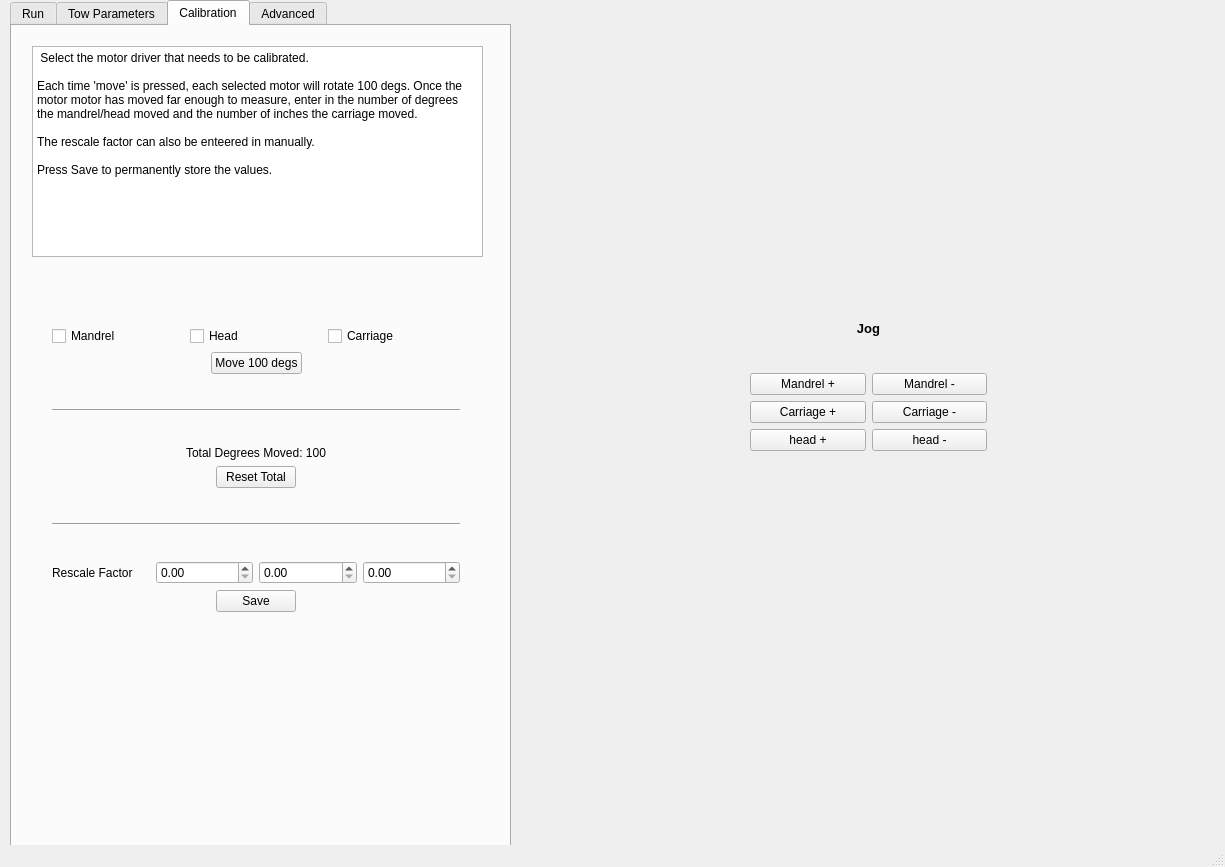
First picture: the form in WindingSoftware.ui, repository alexrcherry/Xwinder, before the edit.
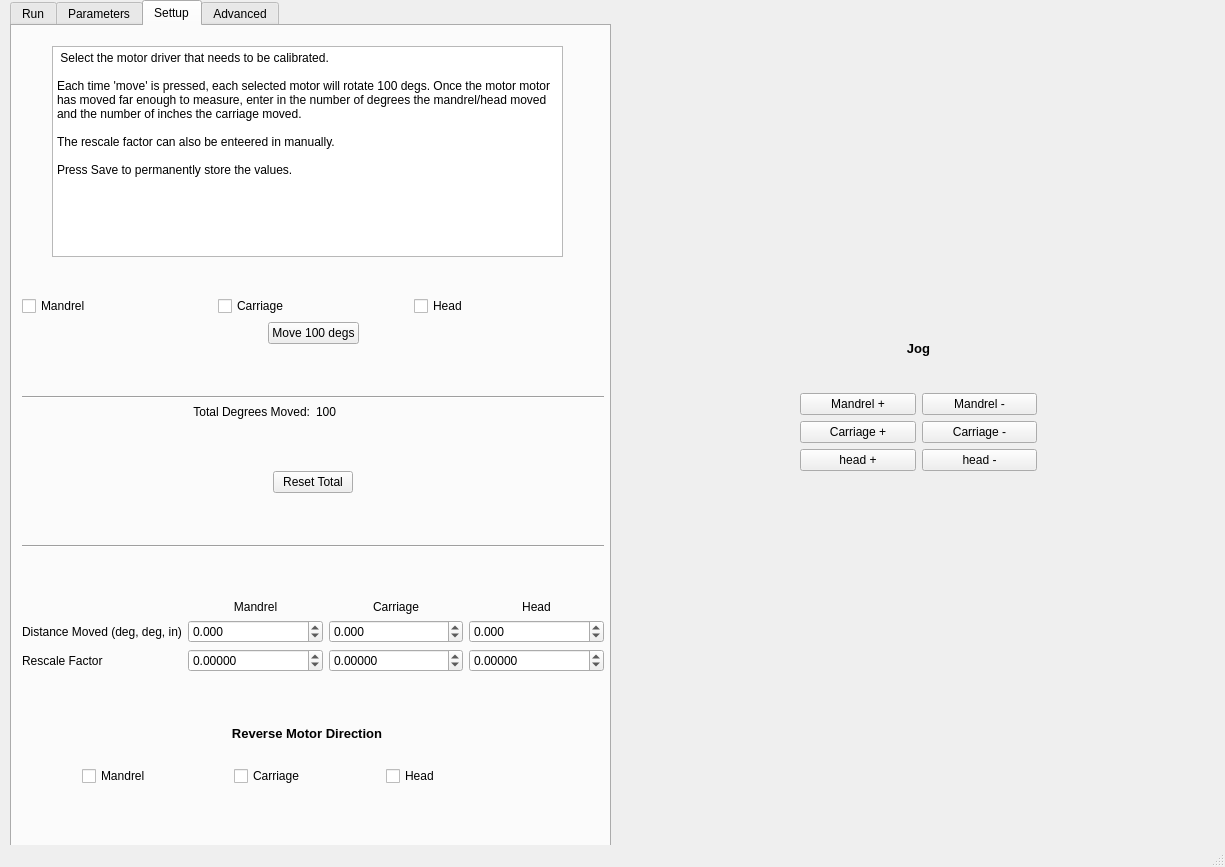
Second picture: the form after the edit. The open tabs and pages were chosen to show the change.

Commit message: Calibration tab functions added

```diff
--- a/WindingSoftware.ui
+++ b/WindingSoftware.ui
@@ -25,7 +25,7 @@
      <rect>
       <x>10</x>
       <y>0</y>
-      <width>501</width>
+      <width>601</width>
       <height>851</height>
      </rect>
     </property>
@@ -72,61 +72,8 @@
         </widget>
        </item>
        <item>
-        <layout class="QHBoxLayout" name="horizontalLayout_3">
-         <item>
-          <layout class="QVBoxLayout" name="verticalLayout_2">
-           <item>
-            <widget class="QLabel" name="label">
-             <property name="text">
-              <string>Radius </string>
-             </property>
-            </widget>
-           </item>
-           <item>
-            <widget class="QDoubleSpinBox" name="doubleSpinBox_Radius">
-             <property name="decimals">
-              <number>3</number>
-             </property>
-             <property name="value">
-              <double>1.250000000000000</double>
-             </property>
-            </widget>
-           </item>
-          </layout>
-         </item>
-         <item>
-          <layout class="QVBoxLayout" name="verticalLayout">
-           <item>
-            <widget class="QLabel" name="label_2">
-             <property name="text">
-              <string>Length</string>
-             </property>
-            </widget>
-           </item>
-           <item>
-            <widget class="QDoubleSpinBox" name="doubleSpinBox_Length">
-             <property name="decimals">
-              <number>3</number>
-             </property>
-             <property name="value">
-              <double>10.000000000000000</double>
-             </property>
-            </widget>
-           </item>
-          </layout>
-         </item>
-        </layout>
-       </item>
-       <item>
-        <widget class="Line" name="line_3">
-         <property name="orientation">
-          <enum>Qt::Horizontal</enum>
-         </property>
-        </widget>
-       </item>
-       <item>
-        <layout class="QHBoxLayout" name="horizontalLayout_12">
-         <item>
+        <layout class="QGridLayout" name="gridLayout_2">
+         <item row="0" column="0">
           <widget class="QLabel" name="label_6">
            <property name="text">
             <string>Helical Angle</string>
@@ -265,7 +212,7 @@
     </widget>
     <widget class="QWidget" name="tab_2">
      <attribute name="title">
-      <string>Tow Parameters</string>
+      <string>Parameters</string>
      </attribute>
      <widget class="QWidget" name="gridLayoutWidget">
       <property name="geometry">
@@ -338,14 +285,14 @@
     </widget>
     <widget class="QWidget" name="tab_3">
      <attribute name="title">
-      <string>Calibration</string>
+      <string>Settup</string>
      </attribute>
      <widget class="QPlainTextEdit" name="plainTextEdit">
       <property name="geometry">
        <rect>
-        <x>20</x>
+        <x>40</x>
         <y>20</y>
-        <width>451</width>
+        <width>511</width>
         <height>211</height>
        </rect>
       </property>
@@ -378,34 +325,43 @@
      <widget class="QWidget" name="verticalLayoutWidget_2">
       <property name="geometry">
        <rect>
-        <x>40</x>
-        <y>300</y>
-        <width>408</width>
-        <height>286</height>
+        <x>10</x>
+        <y>270</y>
+        <width>582</width>
+        <height>376</height>
        </rect>
       </property>
       <layout class="QVBoxLayout" name="verticalLayout_5">
        <item>
         <layout class="QHBoxLayout" name="horizontalLayout">
          <item>
-          <widget class="QCheckBox" name="checkBox">
+          <widget class="QCheckBox" name="checkBox_Mandrel">
+           <property name="layoutDirection">
+            <enum>Qt::LeftToRight</enum>
+           </property>
            <property name="text">
             <string>Mandrel</string>
            </property>
           </widget>
          </item>
          <item>
-          <widget class="QCheckBox" name="checkBox_3">
-           <property name="text">
-            <string>Head</string>
-           </property>
-          </widget>
-         </item>
-         <item>
-          <widget class="QCheckBox" name="checkBox_2">
+          <widget class="QCheckBox" name="checkBox_Carriage">
            <property name="text">
             <string>Carriage</string>
            </property>
+           <attribute name="buttonGroup">
+            <string notr="true">buttonGroup</string>
+           </attribute>
+          </widget>
+         </item>
+         <item>
+          <widget class="QCheckBox" name="checkBox_Head">
+           <property name="text">
+            <string>Head</string>
+           </property>
+           <attribute name="buttonGroup">
+            <string notr="true">buttonGroup</string>
+           </attribute>
           </widget>
          </item>
         </layout>
@@ -467,6 +423,30 @@
          </property>
         </widget>
        </item>
+       <item>
+        <layout class="QHBoxLayout" name="horizontalLayout_3">
+         <item>
+          <widget class="QLabel" name="label_DegsMoved_1">
+           <property name="text">
+            <string>Total Degrees Moved:</string>
+           </property>
+           <property name="alignment">
+            <set>Qt::AlignRight|Qt::AlignTrailing|Qt::AlignVCenter</set>
+           </property>
+          </widget>
+         </item>
+         <item>
+          <widget class="QLabel" name="label_DegsMoved">
+           <property name="text">
+            <string>100</string>
+           </property>
+           <property name="alignment">
+            <set>Qt::AlignLeading|Qt::AlignLeft|Qt::AlignVCenter</set>
+           </property>
+          </widget>
+         </item>
+        </layout>
+       </item>
        <item>
         <spacer name="verticalSpacer_2">
          <property name="orientation">
@@ -480,16 +460,6 @@
          </property>
         </spacer>
        </item>
-       <item>
-        <widget class="QLabel" name="label_DegsMoved">
-         <property name="text">
-          <string>Total Degrees Moved: 100</string>
-         </property>
-         <property name="alignment">
-          <set>Qt::AlignCenter</set>
-         </property>
-        </widget>
-       </item>
        <item>
         <layout class="QHBoxLayout" name="horizontalLayout_13">
          <item>
@@ -561,59 +531,185 @@
         </spacer>
        </item>
        <item>
-        <layout class="QHBoxLayout" name="horizontalLayout_8">
-         <item>
-          <widget class="QLabel" name="label_4">
+        <layout class="QGridLayout" name="gridLayout_3">
+         <item row="2" column="3">
+          <widget class="QDoubleSpinBox" name="doubleSpinBox_RF_Head">
+           <property name="decimals">
+            <number>5</number>
+           </property>
+           <property name="minimum">
+            <double>-100.000000000000000</double>
+           </property>
+           <property name="maximum">
+            <double>100.000000000000000</double>
+           </property>
+          </widget>
+         </item>
+         <item row="1" column="3">
+          <widget class="QDoubleSpinBox" name="doubleSpinBox_DM_Head">
+           <property name="decimals">
+            <number>3</number>
+           </property>
+           <property name="minimum">
+            <double>-100.000000000000000</double>
+           </property>
+           <property name="maximum">
+            <double>100.000000000000000</double>
+           </property>
+          </widget>
+         </item>
+         <item row="1" column="2">
+          <widget class="QDoubleSpinBox" name="doubleSpinBox_DM_Carriage">
+           <property name="decimals">
+            <number>3</number>
+           </property>
+           <property name="minimum">
+            <double>-100.000000000000000</double>
+           </property>
+           <property name="maximum">
+            <double>100.000000000000000</double>
+           </property>
+          </widget>
+         </item>
+         <item row="2" column="2">
+          <widget class="QDoubleSpinBox" name="doubleSpinBox_RF_Carriage">
+           <property name="decimals">
+            <number>5</number>
+           </property>
+           <property name="minimum">
+            <double>-100.000000000000000</double>
+           </property>
+          </widget>
+         </item>
+         <item row="1" column="1">
+          <widget class="QDoubleSpinBox" name="doubleSpinBox_DM_Mandrel">
+           <property name="decimals">
+            <number>3</number>
+           </property>
+           <property name="minimum">
+            <double>-100.000000000000000</double>
+           </property>
+           <property name="maximum">
+            <double>100.000000000000000</double>
+           </property>
+          </widget>
+         </item>
+         <item row="1" column="0">
+          <widget class="QLabel" name="label_7">
+           <property name="text">
+            <string>Distance Moved (deg, deg, in)</string>
+           </property>
+          </widget>
+         </item>
+         <item row="2" column="1">
+          <widget class="QDoubleSpinBox" name="doubleSpinBox_RF_Mandrel">
+           <property name="decimals">
+            <number>5</number>
+           </property>
+           <property name="minimum">
+            <double>-100.000000000000000</double>
+           </property>
+           <property name="maximum">
+            <double>100.000000000000000</double>
+           </property>
+          </widget>
+         </item>
+         <item row="2" column="0">
+          <widget class="QLabel" name="label_15">
            <property name="text">
             <string>Rescale Factor</string>
            </property>
           </widget>
          </item>
-         <item>
-          <widget class="QDoubleSpinBox" name="doubleSpinBox_4"/>
+         <item row="0" column="1">
+          <widget class="QLabel" name="label_3">
+           <property name="text">
+            <string>Mandrel</string>
+           </property>
+           <property name="alignment">
+            <set>Qt::AlignCenter</set>
+           </property>
+          </widget>
          </item>
-         <item>
-          <widget class="QDoubleSpinBox" name="doubleSpinBox_5"/>
+         <item row="0" column="2">
+          <widget class="QLabel" name="label_16">
+           <property name="text">
+            <string>Carriage</string>
+           </property>
+           <property name="alignment">
+            <set>Qt::AlignCenter</set>
+           </property>
+          </widget>
          </item>
-         <item>
-          <widget class="QDoubleSpinBox" name="doubleSpinBox_6"/>
+         <item row="0" column="3">
+          <widget class="QLabel" name="label_17">
+           <property name="text">
+            <string>Head</string>
+           </property>
+           <property name="alignment">
+            <set>Qt::AlignCenter</set>
+           </property>
+          </widget>
          </item>
         </layout>
        </item>
        <item>
-        <layout class="QHBoxLayout" name="horizontalLayout_14">
+        <layout class="QHBoxLayout" name="horizontalLayout_14"/>
+       </item>
+      </layout>
+     </widget>
+     <widget class="QWidget" name="verticalLayoutWidget_4">
+      <property name="geometry">
+       <rect>
+        <x>70</x>
+        <y>680</y>
+        <width>450</width>
+        <height>80</height>
+       </rect>
+      </property>
+      <layout class="QVBoxLayout" name="verticalLayout">
+       <item>
+        <widget class="QLabel" name="label_4">
+         <property name="font">
+          <font>
+           <pointsize>10</pointsize>
+           <weight>75</weight>
+           <bold>true</bold>
+          </font>
+         </property>
+         <property name="text">
+          <string>Reverse Motor Direction</string>
+         </property>
+         <property name="alignment">
+          <set>Qt::AlignCenter</set>
+         </property>
+        </widget>
+       </item>
+       <item>
+        <layout class="QHBoxLayout" name="horizontalLayout_8">
          <item>
-          <spacer name="horizontalSpacer_5">
-           <property name="orientation">
-            <enum>Qt::Horizontal</enum>
+          <widget class="QCheckBox" name="checkBox_Mandrel_Dir">
+           <property name="layoutDirection">
+            <enum>Qt::LeftToRight</enum>
            </property>
-           <property name="sizeHint" stdset="0">
-            <size>
-             <width>40</width>
-             <height>20</height>
-            </size>
+           <property name="text">
+            <string>Mandrel</string>
            </property>
-          </spacer>
+          </widget>
          </item>
          <item>
-          <widget class="QPushButton" name="pushButton_2">
+          <widget class="QCheckBox" name="checkBox_Carriage_Dir">
            <property name="text">
-            <string>Save</string>
+            <string>Carriage</string>
            </property>
           </widget>
          </item>
          <item>
-          <spacer name="horizontalSpacer_6">
-           <property name="orientation">
-            <enum>Qt::Horizontal</enum>
+          <widget class="QCheckBox" name="checkBox_Head_Dir">
+           <property name="text">
+            <string>Head</string>
            </property>
-           <property name="sizeHint" stdset="0">
-            <size>
-             <width>40</width>
-             <height>20</height>
-            </size>
-           </property>
-          </spacer>
+          </widget>
          </item>
         </layout>
        </item>
@@ -655,8 +751,8 @@
    <widget class="QWidget" name="verticalLayoutWidget">
     <property name="geometry">
      <rect>
-      <x>750</x>
-      <y>290</y>
+      <x>800</x>
+      <y>310</y>
       <width>237</width>
       <height>161</height>
      </rect>
```
Left out of the diff: 140 changed lines with no effect on the pictures. The commit also changes 4 other files.
